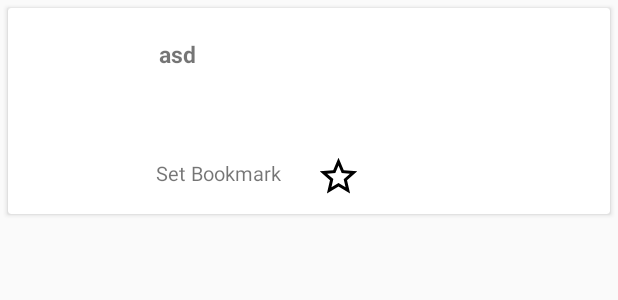
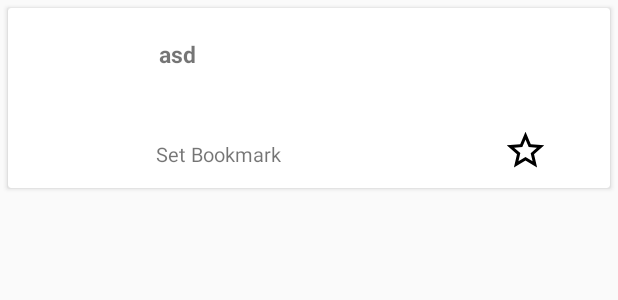
Before and after one commit to AkashDhanwani/eDroid, an Android app: the layout mainpage_datayuge_file.xml on its own in the app's theme, with its tools: preview values and no code run, on a phone screen of 412 x 824 dp. Shown: the top 300 px of the screen. Run offline under Robolectric (Android 15) with nearby library versions, the phone set to English and light mode, and no system bars.

```diff
--- a/app/build.gradle
+++ b/app/build.gradle
@@ -54,4 +54,5 @@ dependencies {
 
 
 
+
 apply plugin: 'com.google.gms.google-services'
--- a/app/src/main/AndroidManifest.xml
+++ b/app/src/main/AndroidManifest.xml
@@ -38,7 +38,8 @@
         <activity android:name=".DetailInfoActivity" />
         <activity android:name=".Disclaimer" />
         <activity android:name=".bookmark" />
-        <activity android:name=".bookmarkcontent"></activity>
+        <activity android:name=".bookmarkcontent" />
+        <activity android:name=".datayuge_detail"></activity>
     </application>
 
 </manifest>
--- a/app/src/main/res/layout/mainpage_datayuge_file.xml
+++ b/app/src/main/res/layout/mainpage_datayuge_file.xml
@@ -40,86 +40,25 @@
                 android:textSize="15sp"
                 android:textStyle="bold" />
 
-            <LinearLayout
-                android:id="@+id/lldatayuge"
-                android:layout_width="match_parent"
-                android:layout_height="wrap_content"
-                android:layout_marginLeft="5dp"
-                android:layout_toRightOf="@id/datayugeprooImg"
-                android:layout_below="@id/datayugeproTitlee">
-
-                <Button
-                    android:id="@+id/button1"
-                    style="@style/Widget.AppCompat.Button.Borderless.Colored"
-                    android:layout_width="wrap_content"
-                    android:layout_height="wrap_content"
-                    android:autoSizeTextType="uniform"
-
-                    android:layout_alignStart="@+id/datayugeproTitlee"
-                    android:layout_below="@+id/datayugeproTitlee"
-                    android:layout_weight="1" />
-
-                <Button
-                    android:id="@+id/button2"
-                    style="@style/Widget.AppCompat.Button.Borderless.Colored"
-                    android:layout_width="wrap_content"
-                    android:layout_height="wrap_content"
-                    android:layout_alignBaseline="@id/button1"
-                    android:layout_marginLeft="1dp"
-                    android:layout_toRightOf="@id/button1"
-                    android:layout_weight="1" />
-
-            </LinearLayout>
-
-    <LinearLayout
-        android:layout_width="match_parent"
-        android:layout_height="wrap_content"
-        android:layout_marginLeft="5dp"
-        android:layout_toRightOf="@id/datayugeprooImg"
-        android:layout_below="@id/lldatayuge">
-
-        <Button
-            android:id="@+id/button3"
-            style="@style/Widget.AppCompat.Button.Borderless.Colored"
-            android:layout_width="wrap_content"
-            android:layout_height="35dp"
-            android:layout_alignStart="@id/datayugeproTitlee"
-            android:layout_below="@+id/button1"
-            android:layout_weight="1" />
-
-        <Button
-            android:id="@+id/button4"
-            style="@style/Widget.AppCompat.Button.Borderless.Colored"
-            android:layout_width="wrap_content"
-            android:layout_height="35dp"
-            android:layout_below="@+id/button2"
-            android:layout_marginLeft="1dp"
-            android:layout_toRightOf="@id/button3"
-            android:layout_weight="1" />
-
-            </LinearLayout>
-
             <TextView
 
+                android:id="@+id/tt"
                 android:layout_width="wrap_content"
                 android:layout_height="wrap_content"
-                android:layout_below="@+id/lldatayuge"
-                android:layout_marginLeft="15dp"
-                android:layout_marginTop="8dp"
-                android:layout_toRightOf="@+id/datayugeprooImg"
+                android:layout_alignBottom="@+id/datayugeprooImg"
+                android:layout_alignStart="@+id/datayugeproTitlee"
                 android:padding="3dp"
-                android:id="@+id/tt"
                 android:text="@string/setb"
                 android:textSize="13dp" />
+
             <Button
                 android:id="@+id/btnDatayugeBookMark"
-                android:layout_marginLeft="20dp"
-                android:layout_below="@+id/lldatayuge"
-                android:layout_toRightOf="@+id/tt"
                 android:layout_width="30dp"
-                android:layout_marginTop="8dp"
-                android:background="@drawable/ic_star_border_black_24dp"
-                android:layout_height="30dp" />
+                android:layout_height="30dp"
+                android:layout_alignBottom="@+id/tt"
+                android:layout_alignParentEnd="true"
+                android:layout_marginEnd="31dp"
+                android:background="@drawable/ic_star_border_black_24dp" />
         </RelativeLayout>
 
 
```
Also changed, not shown: app/src/main/java/com/fc/project/edroid/AdapterProductsRes.java (+28 -17 lines), app/src/main/java/com/fc/project/edroid/AmazonFragment.java (+5 -4 lines), app/src/main/java/com/fc/project/edroid/DatayugeFragment.java (+15 -14 lines), app/src/main/java/com/fc/project/edroid/ProductsRes.java (+5 -8 lines), app/src/main/java/com/fc/project/edroid/datayuge_detail.java (added, +236 -0 lines), app/src/main/res/layout/activity_datayuge_detail.xml (added, +123 -0 lines).
